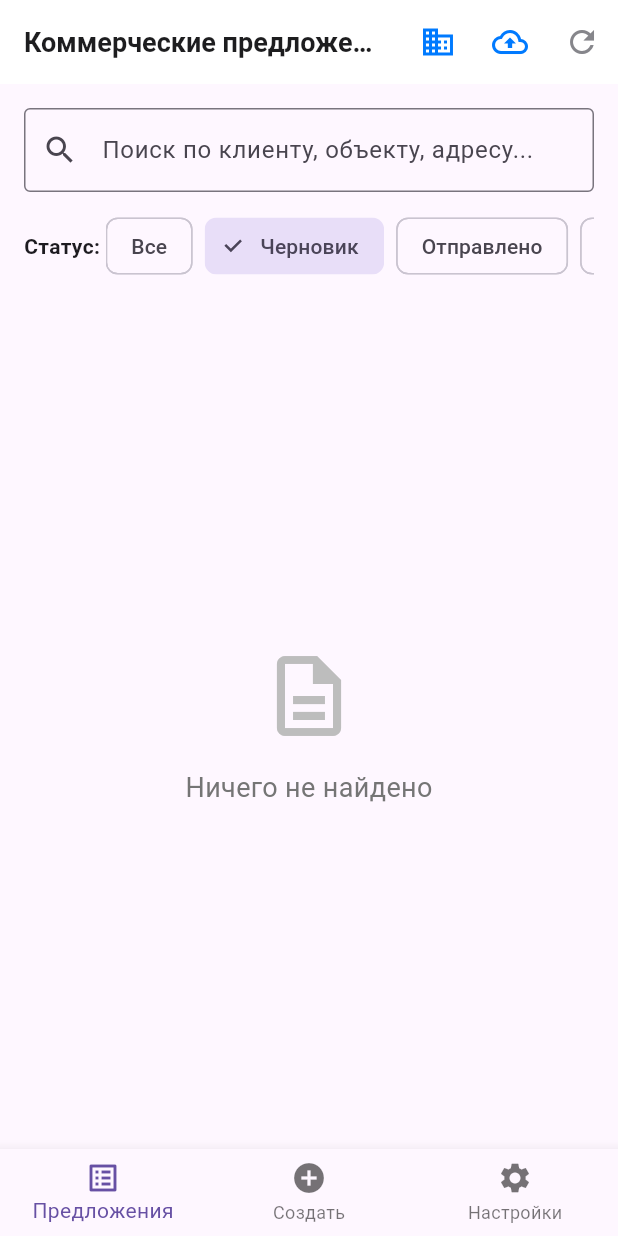
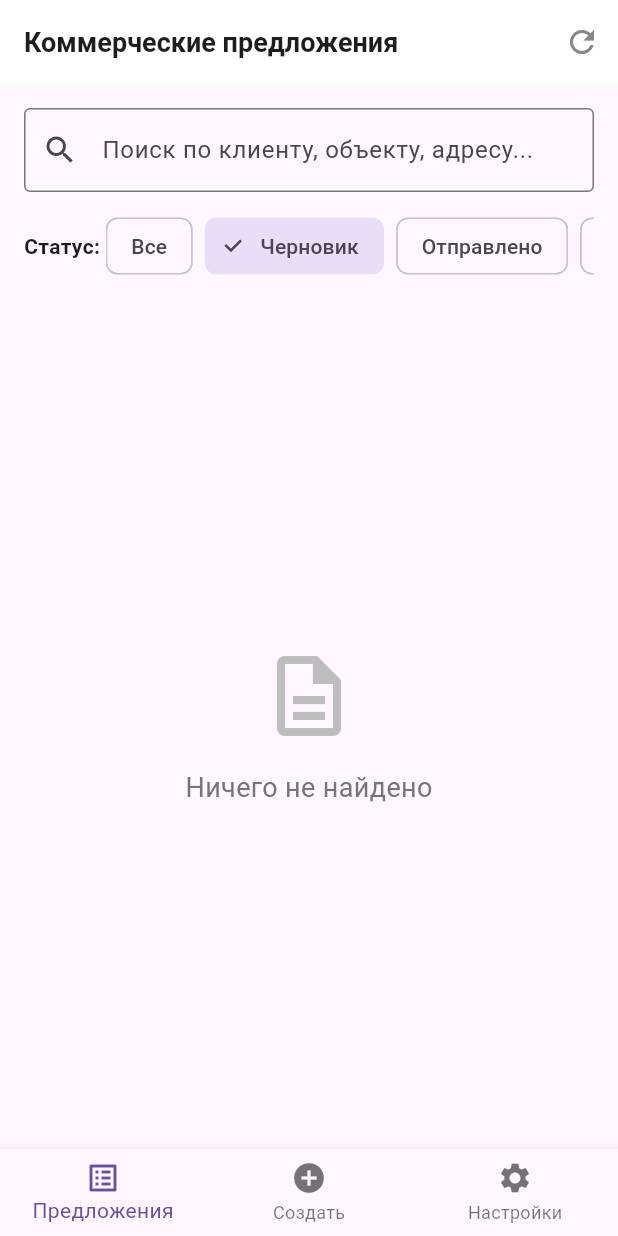
Before and after one commit to andersen-123/ceiling_calculator, a Flutter app: the screen it shows after launch, after a tap on "Черновик", on a phone screen of 412 x 824 dp. Run offline on Flutter 3.47's test engine with Material 3 defaults, Android fonts, the phone set to English and light mode, and no system bars; our stand-ins replace file_picker, flutter_slidable, image_picker, pdf, printing, share_plus and 1 more; missing offline and left inert: excel; accounts and stored records are empty.

```diff
--- a/lib/database/database_helper.dart
+++ b/lib/database/database_helper.dart
@@ -4,7 +4,6 @@ import '../models/company.dart';
 import '../models/quote.dart';
 import '../models/line_item.dart';
 import '../models/settings.dart';
-import 'project_schema.dart';
 
 class DatabaseHelper {
   static const String _databaseName = 'ceiling_calculator.db';
@@ -36,7 +35,6 @@ class DatabaseHelper {
     await _createQuotesTable(db);
     await _createLineItemsTable(db);
     await _createUnitsTable(db);
-    await ProjectSchema.createTables(this);
     await _insertDefaultData(db);
   }
 
--- a/lib/screens/quote_list_screen.dart
+++ b/lib/screens/quote_list_screen.dart
@@ -3,8 +3,6 @@ import '../models/quote.dart';
 import '../database/database_helper.dart';
 import '../widgets/quote_card.dart';
 import 'quote_edit_screen.dart';
-import 'import_screen.dart';
-import 'project_list_screen.dart';
 
 class QuoteListScreen extends StatefulWidget {
   const QuoteListScreen({super.key});
@@ -154,21 +152,6 @@ class _QuoteListScreenState extends State<QuoteListScreen> {
         iconTheme: const IconThemeData(color: Color(0xFF007AFF)),
         actions: [
           IconButton(
-            icon: const Icon(Icons.business_outlined, color: Color(0xFF007AFF)),
-            onPressed: () {
-              Navigator.push(
-                context,
-                MaterialPageRoute(builder: (context) => const ProjectListScreen()),
-              );
-            },
-            tooltip: 'Учет объектов',
-          ),
-          IconButton(
-            icon: const Icon(Icons.cloud_upload_outlined, color: Color(0xFF007AFF)),
-            onPressed: _navigateToImport,
-            tooltip: 'Импорт из XLSX',
-          ),
-          IconButton(
             icon: const Icon(Icons.refresh, color: Color(0xFF86868B)),
             onPressed: _loadQuotes,
           ),
```
